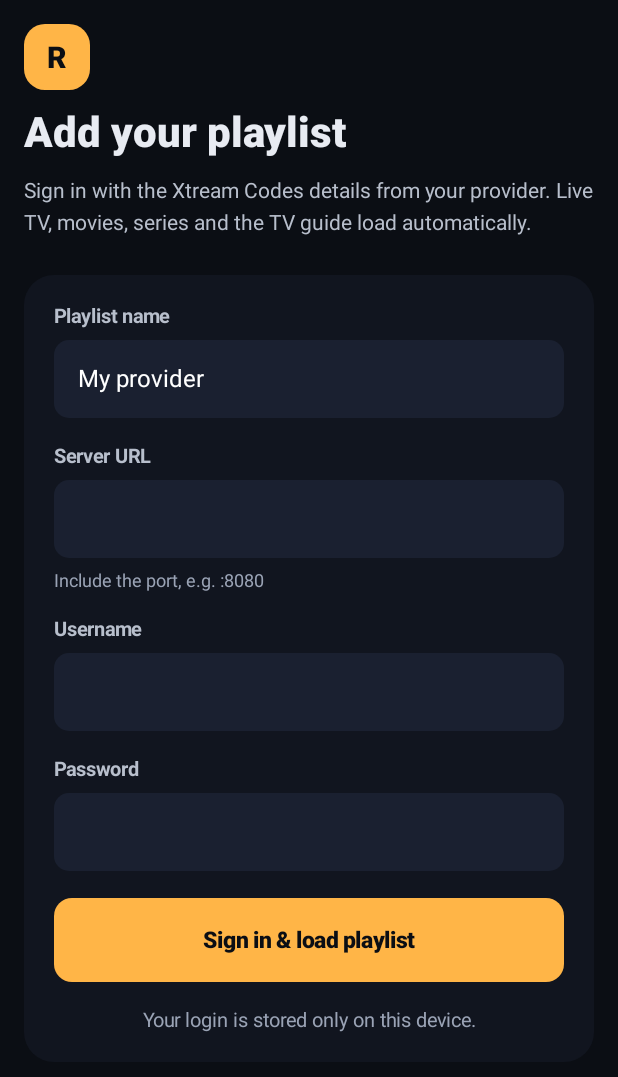
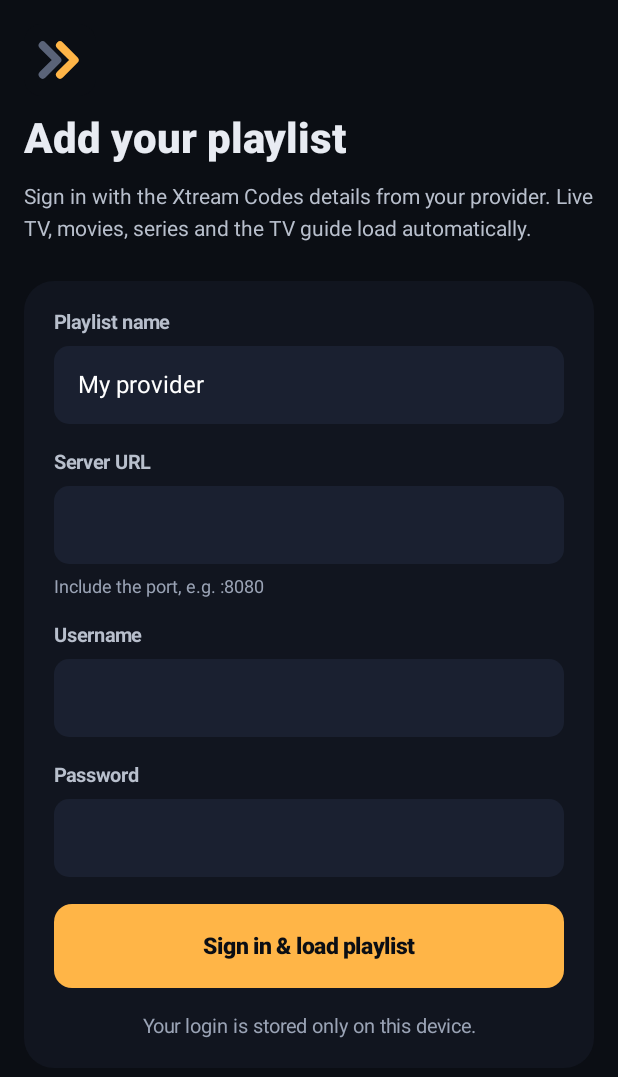
Before and after one commit to Beechey/relay, an Android app built with Jetpack Compose: the screen it shows after launch (MainActivity), on a phone screen of 412 x 824 dp. Shown: the top 1077 px of the screen. Run offline under Robolectric (Android 15) with nearby library versions, the phone set to English and light mode, and no system bars; pictures from the network do not load.

Commit message:
New logo (B, 'Handoff'): adaptive launcher icon, TV banner, in-app mark

```diff
--- a/app/src/main/AndroidManifest.xml
+++ b/app/src/main/AndroidManifest.xml
@@ -8,7 +8,8 @@
     <!-- Xtream panels are almost always plain http -->
     <application
         android:label="@string/app_name"
-        android:icon="@drawable/ic_launcher"
+        android:icon="@mipmap/ic_launcher"
+        android:roundIcon="@mipmap/ic_launcher"
         android:banner="@drawable/banner"
         android:usesCleartextTraffic="true"
         android:largeHeap="true"
--- a/app/src/main/java/com/avetero/relay/ui/Components.kt
+++ b/app/src/main/java/com/avetero/relay/ui/Components.kt
@@ -159,7 +159,7 @@ fun Rail(active: Tab, onSelect: (Tab) -> Unit) {
         Modifier.width(72.dp).fillMaxHeight().background(Color(0xFF080A0F)).padding(vertical = 24.dp).focusRestorer(),
         horizontalAlignment = Alignment.CenterHorizontally, verticalArrangement = Arrangement.spacedBy(6.dp),
     ) {
-        Box(Modifier.size(36.dp).clip(RoundedCornerShape(10.dp)).background(C.Accent), contentAlignment = Alignment.Center) { T("R", 16, Heavy, C.OnLight) }
+        LogoMark(40.dp)
         Spacer(Modifier.height(18.dp))
         Tab.entries.filter { it != Tab.More }.forEach { t ->
             if (t == Tab.Settings) Spacer(Modifier.weight(1f))
--- a/app/src/main/java/com/avetero/relay/ui/LoginScreen.kt
+++ b/app/src/main/java/com/avetero/relay/ui/LoginScreen.kt
@@ -89,7 +89,7 @@ fun LoginScreen(app: AppState) {
     val phone = compact()
     val intro: @Composable () -> Unit = {
         Column(Modifier.then(if (phone) Modifier.fillMaxWidth() else Modifier.width(380.dp)), verticalArrangement = Arrangement.spacedBy(if (phone) 12.dp else 20.dp)) {
-            Box(Modifier.size(if (phone) 44.dp else 56.dp).clip(RoundedCornerShape(14.dp)).background(C.Accent), contentAlignment = Alignment.Center) { T("R", if (phone) 20 else 24, Heavy, C.OnLight) }
+            LogoMark(if (phone) 48.dp else 64.dp)
             T("Add your playlist", if (phone) 28 else 40, Heavy, maxLines = 2, lineHeight = if (phone) 32 else 44)
             T("Sign in with the Xtream Codes details from your provider. Live TV, movies, series and the TV guide load automatically.", if (phone) 14 else 16, color = C.Soft, maxLines = 4, lineHeight = if (phone) 21 else 26)
             if (app.store.playlists().isNotEmpty()) Btn("Back", { app.back() }, Modifier.width(120.dp), height = 44.dp)
@@ -164,7 +164,7 @@ fun SyncScreen(app: AppState) {
     Box(Modifier.fillMaxSize().background(C.Ground), contentAlignment = Alignment.Center) {
         Column(Modifier.padding(16.dp).widthIn(max = 560.dp), verticalArrangement = Arrangement.spacedBy(28.dp)) {
             Row(verticalAlignment = Alignment.CenterVertically, horizontalArrangement = Arrangement.spacedBy(16.dp)) {
-                Box(Modifier.size(48.dp).clip(RoundedCornerShape(12.dp)).background(C.Accent), contentAlignment = Alignment.Center) { T("R", 20, Heavy, C.OnLight) }
+                LogoMark(52.dp)
                 Column {
                     T("Loading ${a?.name ?: ""}", 28, Heavy)
                     T(a?.server ?: "", 14, color = C.Muted, mono = true)
--- a/app/src/main/java/com/avetero/relay/ui/Theme.kt
+++ b/app/src/main/java/com/avetero/relay/ui/Theme.kt
@@ -1,6 +1,8 @@
 package com.avetero.relay.ui
 
 import androidx.compose.foundation.layout.size
+import androidx.compose.foundation.background
+import androidx.compose.ui.draw.clip
 import androidx.compose.material3.Icon
 import androidx.compose.material3.Text
 import androidx.compose.runtime.Composable
@@ -94,3 +96,17 @@ object Icons {
 @Composable
 fun Ico(v: ImageVector, color: Color, size: Dp = 22.dp, modifier: Modifier = Modifier) =
     Icon(v, contentDescription = null, tint = color, modifier = modifier.size(size))
+
+/** Logo B "Handoff": grey chevron passing to an amber one, on the dark tile (see board 00). */
+@Composable
+fun LogoMark(size: Dp, modifier: Modifier = Modifier) {
+    val v = androidx.compose.runtime.remember {
+        ImageVector.Builder(defaultWidth = 108.dp, defaultHeight = 108.dp, viewportWidth = 108f, viewportHeight = 108f).apply {
+            addPath(addPathNodes("M28 32 L50 54 L28 76"), fill = null, stroke = SolidColor(Color(0xFF5A6378)), strokeLineWidth = 12f, strokeLineCap = StrokeCap.Round, strokeLineJoin = StrokeJoin.Round)
+            addPath(addPathNodes("M54 32 L76 54 L54 76"), fill = null, stroke = SolidColor(C.Accent), strokeLineWidth = 12f, strokeLineCap = StrokeCap.Round, strokeLineJoin = StrokeJoin.Round)
+        }.build()
+    }
+    androidx.compose.foundation.Image(v, contentDescription = "Relay", modifier = modifier.size(size)
+        .clip(androidx.compose.foundation.shape.RoundedCornerShape(size * 0.24f))
+        .background(Color(0xFF0B0E14)))
+}
--- a/app/src/main/res/drawable/ic_launcher.xml
+++ /dev/null
@@ -1,5 +0,0 @@
-<vector xmlns:android="http://schemas.android.com/apk/res/android"
-    android:width="108dp" android:height="108dp" android:viewportWidth="108" android:viewportHeight="108">
-    <path android:fillColor="#FFB547" android:pathData="M24,0h60a24,24 0 0,1 24,24v60a24,24 0 0,1 -24,24h-60a24,24 0 0,1 -24,-24v-60a24,24 0 0,1 24,-24z" />
-    <path android:fillColor="#0B0E14" android:fillType="evenOdd" android:pathData="M36,26h22a16,16 0 0,1 5,31.2L76,82h-13l-12,-24h-3v24h-12zM48,37v12h9a6,6 0 0,0 0,-12z" />
-</vector>
--- /dev/null
+++ b/app/src/main/res/mipmap-anydpi-v26/ic_launcher.xml
@@ -0,0 +1,6 @@
+<?xml version="1.0" encoding="utf-8"?>
+<adaptive-icon xmlns:android="http://schemas.android.com/apk/res/android">
+    <background android:drawable="@color/launcher_bg" />
+    <foreground android:drawable="@drawable/ic_launcher_fg" />
+    <monochrome android:drawable="@drawable/ic_launcher_fg" />
+</adaptive-icon>
--- /dev/null
+++ b/app/src/main/res/values/colors.xml
@@ -0,0 +1,3 @@
+<resources>
+    <color name="launcher_bg">#0B0E14</color>
+</resources>
```
Also changed, not shown: app/src/main/res/drawable/banner.xml (+7 -2 lines), app/src/main/res/drawable/ic_launcher_fg.xml (added, +10 -0 lines).
